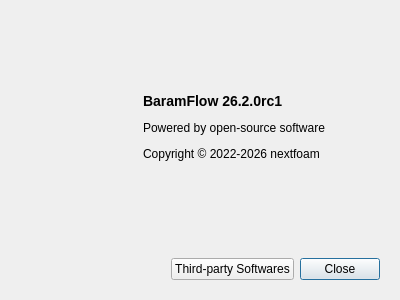
Above: baramFlow/view/main_window/menu/help/about_dialog.ui from xupeiwust/baram before the change. Below: the same form after it.
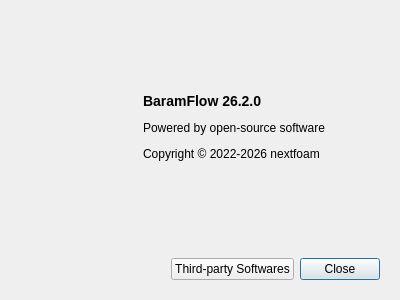
That is the form after the change.

What changed in the file:
```diff
--- a/baramFlow/view/main_window/menu/help/about_dialog.ui
+++ b/baramFlow/view/main_window/menu/help/about_dialog.ui
@@ -90,7 +90,7 @@
          </sizepolicy>
         </property>
         <property name="text">
-         <string>&lt;p&gt;&lt;b&gt;&lt;font size=&quot;4&quot;&gt;BaramFlow 26.2.0rc1&lt;/font&gt;&lt;/b&gt;&lt;/p&gt;
+         <string>&lt;p&gt;&lt;b&gt;&lt;font size=&quot;4&quot;&gt;BaramFlow 26.2.0&lt;/font&gt;&lt;/b&gt;&lt;/p&gt;
 
 &lt;p&gt;Powered by open-source software&lt;/p&gt;
 
```
